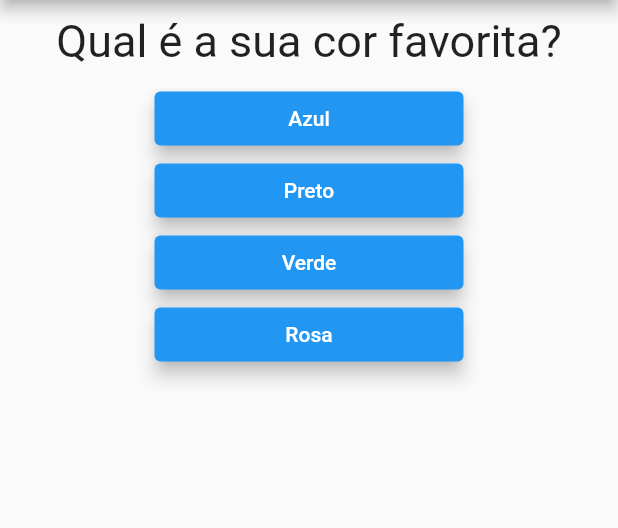
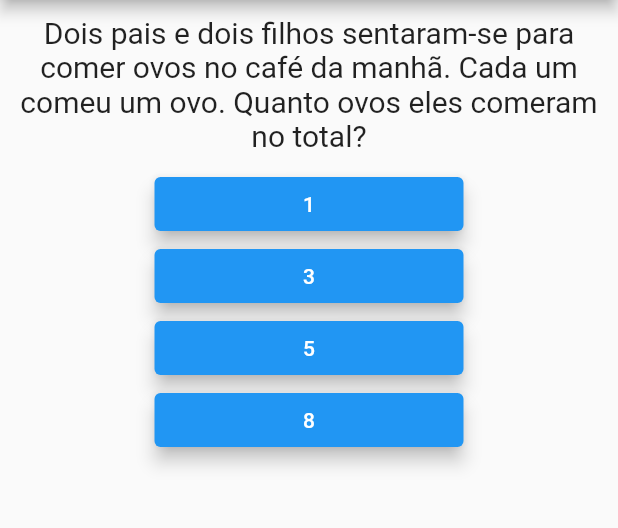
Before and after one commit to VictorHenzzo/projeto_perguntas, a Flutter app: the screen it shows after launch, on a phone screen of 412 x 824 dp, the part 84-612 px from its top. Run offline on Flutter 3.47's test engine with Material 2 defaults, Android fonts, the phone set to English and light mode, and no system bars.

Commit message:
Changing the questions

```diff
--- a/lib/main.dart
+++ b/lib/main.dart
@@ -11,30 +11,52 @@ class _PerguntaAppState extends State<PerguntaApp> {
   var pontuacaoTotal = 0;
   final _perguntas = const [
     {
-      'texto': 'Qual é a sua cor favorita?',
+      'texto':
+          'Dois pais e dois filhos sentaram-se para comer ovos no café da manhã. Cada um comeu um ovo. Quanto ovos eles comeram no total?',
       'respostas': [
-        {'texto': 'Azul', 'pontuacao': 1},
-        {'texto': 'Preto', 'pontuacao': 0},
-        {'texto': 'Verde', 'pontuacao': 0},
-        {'texto': 'Rosa', 'pontuacao': 0},
+        {'texto': '1', 'pontuacao': 0},
+        {'texto': '3', 'pontuacao': 1},
+        {'texto': '5', 'pontuacao': 0},
+        {'texto': '8', 'pontuacao': 0},
       ]
     },
     {
-      'texto': 'Qual é o seu animal favorito?',
+      'texto':
+          'Andando por uma rua, um homem conta 10 árvores à sua direita. Na volta, conta 10 árvores à sua esquerda. Quantas árvores ele viu no total?',
       'respostas': [
-        {'texto': 'Gato', 'pontuacao': 0},
-        {'texto': 'Cachorro', 'pontuacao': 1},
-        {'texto': 'Pássaro', 'pontuacao': 0},
-        {'texto': 'Peixe', 'pontuacao': 0},
+        {'texto': '10', 'pontuacao': 1},
+        {'texto': '20', 'pontuacao': 0},
+        {'texto': '30', 'pontuacao': 0},
+        {'texto': '40', 'pontuacao': 0},
       ]
     },
     {
-      'texto': 'Qual é o seu instrumento favorito?',
+      'texto':
+          'Uma mãe tem 30 reais para dividir entre duas filhas. Qual o horário?',
       'respostas': [
-        {'texto': 'Guitarra', 'pontuacao': 1},
-        {'texto': 'Baixo', 'pontuacao': 0},
-        {'texto': 'Bateria', 'pontuacao': 0},
-        {'texto': 'Teclado', 'pontuacao': 0},
+        {'texto': '11:50', 'pontuacao': 0},
+        {'texto': '13:45', 'pontuacao': 1},
+        {'texto': '19:03', 'pontuacao': 0},
+        {'texto': '09:30', 'pontuacao': 0},
+      ]
+    },
+    {
+      'texto': 'Se ontem fosse amanhã, hoje seria sexta-feira. Que dia é hoje?',
+      'respostas': [
+        {'texto': 'Sexta-feira', 'pontuacao': 0},
+        {'texto': 'Domingo', 'pontuacao': 0},
+        {'texto': 'Quarta-feira', 'pontuacao': 1},
+        {'texto': 'Quinta-feira', 'pontuacao': 0},
+      ]
+    },
+    {
+      'texto':
+          'Uma garafa com sua rolha custa R\$1,10. Sabendo que a garrafa custa R\$1,00 a mais que a rolha, qual é o preço da rolha?',
+      'respostas': [
+        {'texto': 'R\$0,50', 'pontuacao': 0},
+        {'texto': 'R\$0,10', 'pontuacao': 0},
+        {'texto': 'R\$0,05', 'pontuacao': 1},
+        {'texto': 'R\$0,01', 'pontuacao': 0},
       ]
     }
   ];
--- a/lib/questao.dart
+++ b/lib/questao.dart
@@ -12,7 +12,7 @@ class Questao extends StatelessWidget {
       margin: EdgeInsets.all(10),
       child: Text(
         texto,
-        style: TextStyle(fontSize: 30),
+        style: TextStyle(fontSize: 20),
         textAlign: TextAlign.center,
       ),
     );
```
